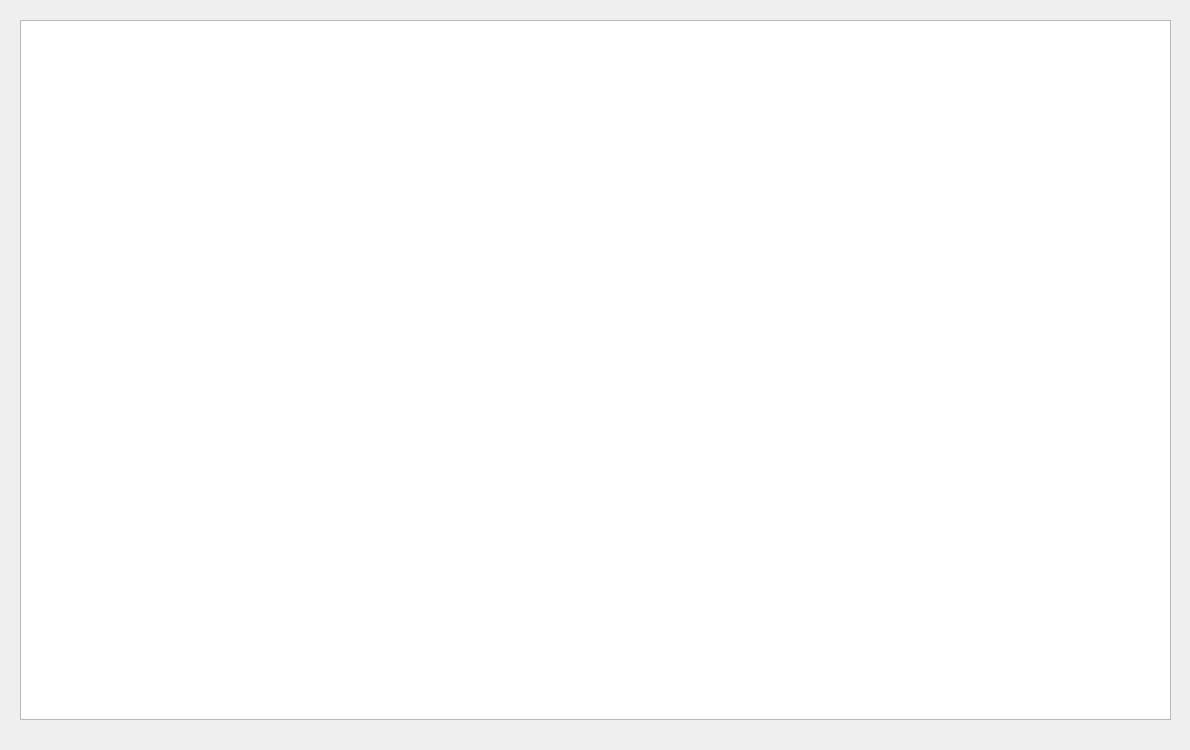
The window that HistoryWidget.ui (zydxnyy/FileClient) describes before a commit, drawn with Qt 5.
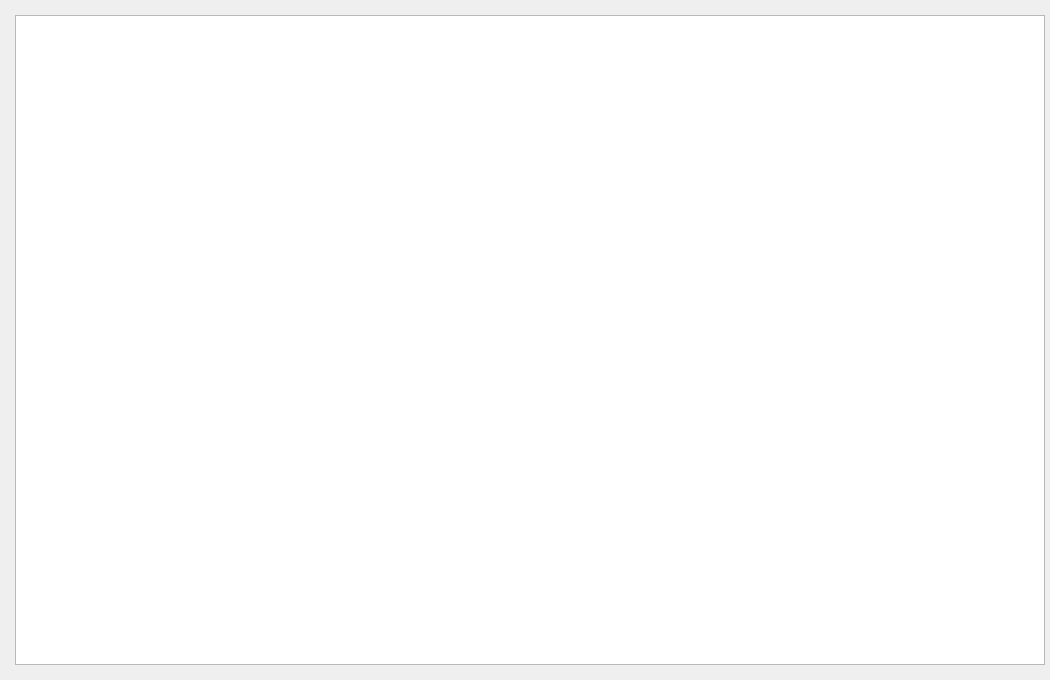
The same window after the commit.

```diff
--- a/HistoryWidget.ui
+++ b/HistoryWidget.ui
@@ -6,8 +6,8 @@
    <rect>
     <x>0</x>
     <y>0</y>
-    <width>1190</width>
-    <height>750</height>
+    <width>1050</width>
+    <height>680</height>
    </rect>
   </property>
   <property name="windowTitle">
@@ -16,10 +16,10 @@
   <widget class="QTextEdit" name="textEdit">
    <property name="geometry">
     <rect>
-     <x>20</x>
-     <y>20</y>
-     <width>1151</width>
-     <height>700</height>
+     <x>15</x>
+     <y>15</y>
+     <width>1030</width>
+     <height>650</height>
     </rect>
    </property>
    <property name="readOnly">
```
